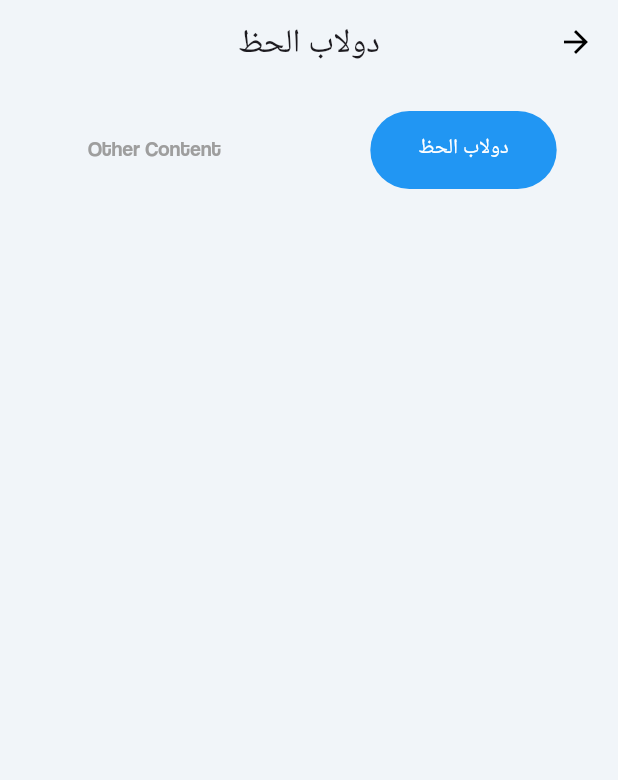
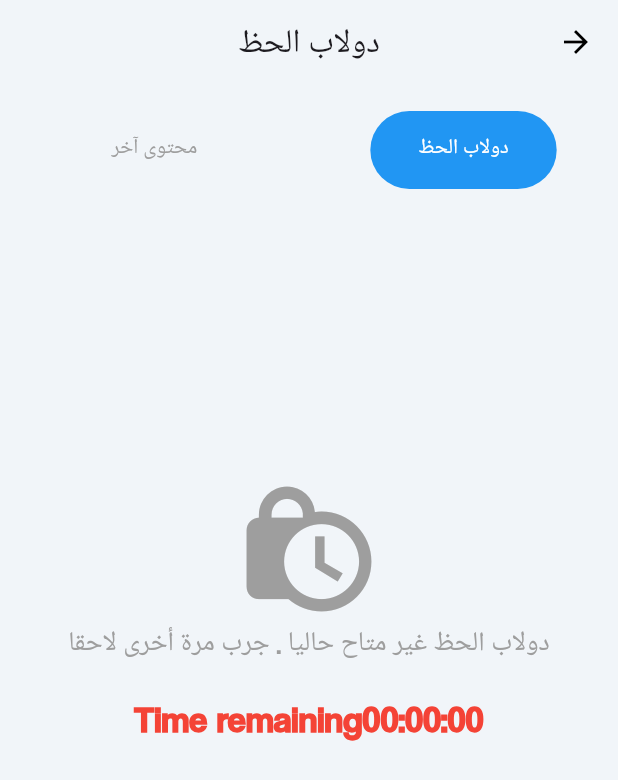
Before and after one commit to alaahahi/direct-target, a Flutter app: the RewardWheelScreen screen opened directly with empty values, on a phone screen of 412 x 824 dp. Shown: the top 780 px of the screen. Run offline on Flutter 3.47's test engine with Material 3 defaults, Android fonts, the phone set to English and light mode, and no system bars; our stand-ins replace animated_bottom_navigation_bar, cached_network_image, carousel_slider, connectivity_plus, device_info_plus, dio and 18 more; missing offline and left inert: dio_cache_interceptor, dio_cache_interceptor_hive_store, network_info_plus, new_version_plus, restart_app; accounts and stored records are empty; network calls fail; statements that could not run were skipped.

Commit message:
edit the wheelscreen

```diff
--- a/lib/Screen/Home/WheelScreen.dart
+++ b/lib/Screen/Home/WheelScreen.dart
@@ -30,6 +30,8 @@ class _RewardWheelScreenState extends State<RewardWheelScreen>  with TickerProvi
   Timer? countdownTimer;
   late TabController tabController;
   final box = GetStorage();
+  bool showWheel = true;
+
   LoaderController loaderController = Get.put(LoaderController());
 
   void startCountdownTimer() {
@@ -55,6 +57,7 @@ class _RewardWheelScreenState extends State<RewardWheelScreen>  with TickerProvi
       remainingTime = Duration(hours: 24);
     });
     startCountdownTimer();
+
     int stepsCount = 8;
     int baseDelay = 150;
     int maxDelay = 600;
@@ -72,12 +75,39 @@ class _RewardWheelScreenState extends State<RewardWheelScreen>  with TickerProvi
     }
     selected.add(targetIndex);
     selected.add(targetIndex);
+    await Future.delayed(Duration(milliseconds: 800));
+    final selectedItem = widget.wheelItems[targetIndex];
+    print('Wheel item ID: ${selectedItem.id}');
+    if (selectedItem.label == null || selectedItem.label!.trim().isEmpty) {
 
-    await Future.delayed(Duration(milliseconds: 800));
+      setState(() {
+        showWheel = false;
+        remainingTime = Duration(hours: 24);
+      });
+      box.write('showWheel', false);
 
-    final selectedItem = widget.wheelItems[targetIndex];
+      startCountdownTimer();
+
+      showDialog(
+        context: context,
+        builder: (_) =>AlertDialog(
+          title: Text('better_luck'.tr),
+          content: Text('try_again'.tr),
+          actions: [
+            TextButton(
+              onPressed: () => Navigator.pop(context),
+              child: Text('ok'.tr),
+            ),
+          ],
+        ),
+
+      );
+
+      return;
+    }
+
+    else {
       rewardController.showRewardDialog(context, selectedItem);
-    print('Wheel item ID: ${selectedItem.id}');
 
       if (selectedItem.id != null) {
         rewardController.storeWheelResult(
@@ -89,18 +119,26 @@ class _RewardWheelScreenState extends State<RewardWheelScreen>  with TickerProvi
         print('Invalid wheel item ID');
       }
     }
+  }
 
 
+
+  @override
   @override
   void initState() {
     super.initState();
     rewardController.fetchWinsItems();
     final canLots = box.read('canLots') ?? 0;
+    final savedShowWheel = box.read('showWheel') ?? true;
+
+    showWheel = savedShowWheel;
+
     WidgetsBinding.instance.addPostFrameCallback((_) {
-      if (canLots == 1 ) {
+      if (canLots == 1 && showWheel) {
         spinLikeSecondHand();
       }
     });
+
     if (canLots == 1) {
       final lastSpinTimeStr = box.read('lastSpinTime');
       if (lastSpinTimeStr != null) {
@@ -110,10 +148,15 @@ class _RewardWheelScreenState extends State<RewardWheelScreen>  with TickerProvi
           final diff = now.difference(lastSpinTime);
           if (diff < Duration(hours: 24)) {
             setState(() {
-
               remainingTime = Duration(hours: 24) - diff;
+              showWheel = false;
             });
             startCountdownTimer();
+          } else {
+            setState(() {
+              showWheel = true;
+            });
+            box.write('showWheel', true);
           }
         }
       }
@@ -121,6 +164,7 @@ class _RewardWheelScreenState extends State<RewardWheelScreen>  with TickerProvi
 
     tabController = TabController(length: 2, vsync: this);
   }
+
 
   @override
   void dispose() {
@@ -134,7 +178,7 @@ class _RewardWheelScreenState extends State<RewardWheelScreen>  with TickerProvi
     final canLots = box.read('canLots') ?? 0;
     return Scaffold(
       appBar: AppBar(
-        title: Text('Wheel of Fortune'.tr),
+        title: Text("Wheel of Fortune".tr),
         centerTitle: true,
         bottom: PreferredSize(
           preferredSize: Size.fromHeight(70),
@@ -178,13 +222,11 @@ class _RewardWheelScreenState extends State<RewardWheelScreen>  with TickerProvi
               child: Column(
                 mainAxisAlignment: MainAxisAlignment.start,
                 children: [
-                  if (canLots == 1 )
-                    ...[
+                  if (canLots == 1 && showWheel)...[
                     SizedBox(height: 100),
                     SizedBox(
                       height: 400,
-                        child:
-                        FortuneWheel(
+                      child: FortuneWheel(
                         selected: selected.stream,
                         physics: CircularPanPhysics(
                           duration: Duration(seconds: 5),
@@ -211,12 +253,25 @@ class _RewardWheelScreenState extends State<RewardWheelScreen>  with TickerProvi
                           ),
                         ],
                       ),
-
                     ),
-                    ]
+                  ] else ...[
+                    SizedBox(height: 150),
+                    Icon(Icons.lock_clock, size: 100, color: Colors.grey),
+                    Text(
+                      'Wheel of Fortune is currently unavailable. Try again later.'.tr,
+                      textAlign: TextAlign.center,
+                      style: TextStyle(fontSize: 18, color: Colors.grey),
+                    ),
+                    SizedBox(height: 20),
+                    Text(
+                      'Time remaining'.tr+ '${formatDuration(remainingTime)}',
+                      style: TextStyle(fontSize: 24, fontWeight: FontWeight.bold, color: Colors.red),
+                    ),
                   ],
 
+                ],
               ),
+
             ),
             GetBuilder<WheelItemController>(
               builder: (_) {
@@ -225,7 +280,9 @@ class _RewardWheelScreenState extends State<RewardWheelScreen>  with TickerProvi
                 }
 
                 if (_.allWinsData == null || _.allWinsData!.isEmpty) {
-                  return Center(child: Text("لا توجد جوائز حالياً"));
+                  return Center(child: Text(
+                      "There are no prizes currently.".tr
+                  ));
                 }
 
                 return ListView.builder(
@@ -245,8 +302,9 @@ class _RewardWheelScreenState extends State<RewardWheelScreen>  with TickerProvi
                           style: const TextStyle(color: Colors.white70, fontWeight: FontWeight.bold),
                         ),
                         subtitle: Text(
-                          'تم المطالبة؟: ${win.isClaimed == true ? 'نعم' : 'لا'}\n'
-                              'التاريخ: ${win.createdAt ?? "غير متوفر"}',
+                            '${"Claimed".tr}: ${win.isClaimed == true ? "Yes".tr : "Pending".tr}\n'
+                                '${"Date".tr}: ${win.createdAt ?? "Not Available".tr}',
+
                           style: const TextStyle(color: Colors.white70),
                         ),
                         trailing: Icon(
--- a/lib/Translation/AppTranslation.dart
+++ b/lib/Translation/AppTranslation.dart
@@ -243,7 +243,20 @@ final Map<String, String> en = {
   "No Appointments Found": "No Appointments Found",
   'Wheel of Fortune': 'Wheel of Fortune',
   "Spin The Wheel":"Spin The Wheel",
-  "You can try after : ":"You can try after : "
+  "You can try after : ":"You can try after : ",
+  'Time remaining :' : 'Time remaining :',
+  'Wheel of Fortune is currently unavailable. Try again later.':'Wheel of Fortune is currently unavailable. Try again later.',
+  "There are no prizes currently.":"There are no prizes currently.",
+  "Claimed": "Claimed",
+  "Yes":"Yes",
+  "Pending": "Pending",
+  "Date": "Date",
+  "Not Available": "Not Available",
+  "Other Content":"Other Content",
+  "Wheel of Fortune":"Wheel of Fortune",
+  "better_luck": "Better luck!",
+  "try_again": "You didn't win this time. Try again in 24 hours.",
+  "ok": "OK"
 
 
 }
@@ -484,6 +497,19 @@ final Map<String, String> ar = {
   "No Appointments Found":'لا يوجد مواعيد قادمة',
   'Wheel of Fortune':'دولاب الحظ',
   "Spin The Wheel":'أدر العجلة',
-  "You can try after : ":'يمكنك الحاولة بعد : '
+  "You can try after : ":'يمكنك الحاولة بعد : ',
+  'Time remaining :':'الوقت المتبقي : ',
+  'Wheel of Fortune is currently unavailable. Try again later.' : 'دولاب الحظ غير متاح حاليا . جرب مرة أخرى لاحقا',
+  "There are no prizes currently." : "لا توجد جوائز حاليا",
+  "Claimed": "تم الاستلام؟",
+  "Yes": "نعم",
+  "Pending": "قيد الانتظار",
+  "Date": "التاريخ",
+  "Not Available": "غير متوفر",
+  "better_luck": "حظاً أوفر!",
+  "try_again": "لم تربح هذه المرة، يمكنك المحاولة بعد 24 ساعة.",
+  "ok": "حسناً",
+"Other Content":"محتوى آخر",
+"Wheel of Fortune":"دولاب الحظ",
 }
 ;
```
Lines whose indentation alone changed are shown as unchanged.
